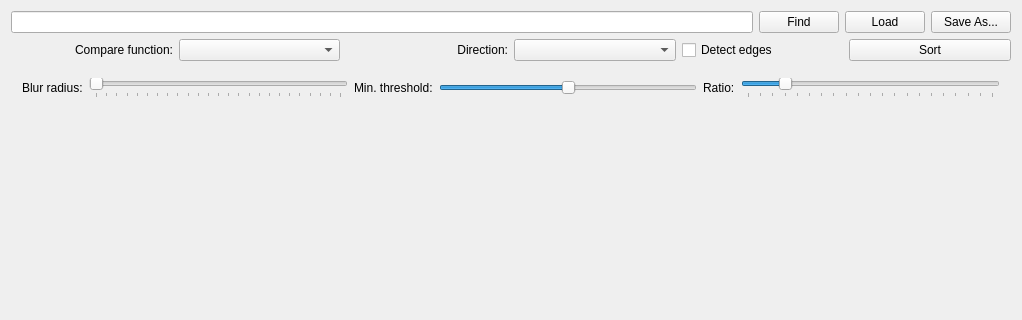
Above: mainwindow.ui from brunoro/datamoksha before the change; both pictures show x 0 to 1022 and y 0 to 320 of the 1022 by 771 pixel window. Below: the same form after it.
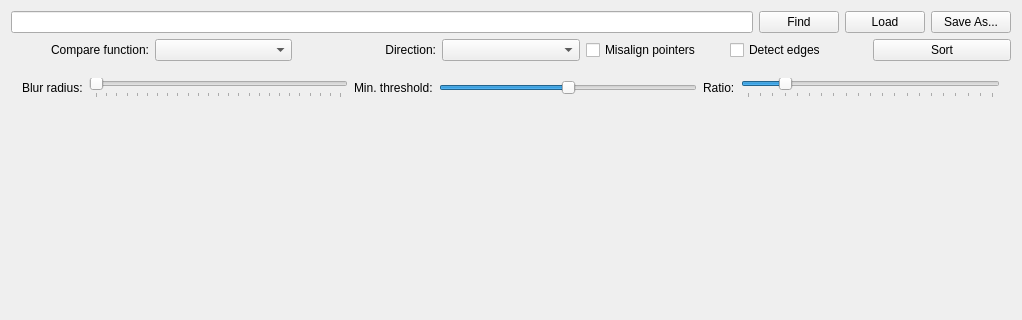
That is the form after the change.

Commit message:
adds "misaligned pointer" mode to pixelsort
uses the wrong data type when copying row to buffer before sorting.

The edit to the form file:
```diff
--- a/mainwindow.ui
+++ b/mainwindow.ui
@@ -71,6 +71,13 @@
       <item>
        <widget class="QComboBox" name="directionCombo"/>
       </item>
+      <item>
+       <widget class="QCheckBox" name="misalignPointers">
+        <property name="text">
+         <string>Misalign pointers</string>
+        </property>
+       </widget>
+      </item>
       <item>
        <widget class="QCheckBox" name="detectEdges">
         <property name="text">
```
The commit also changes 3 other files.
